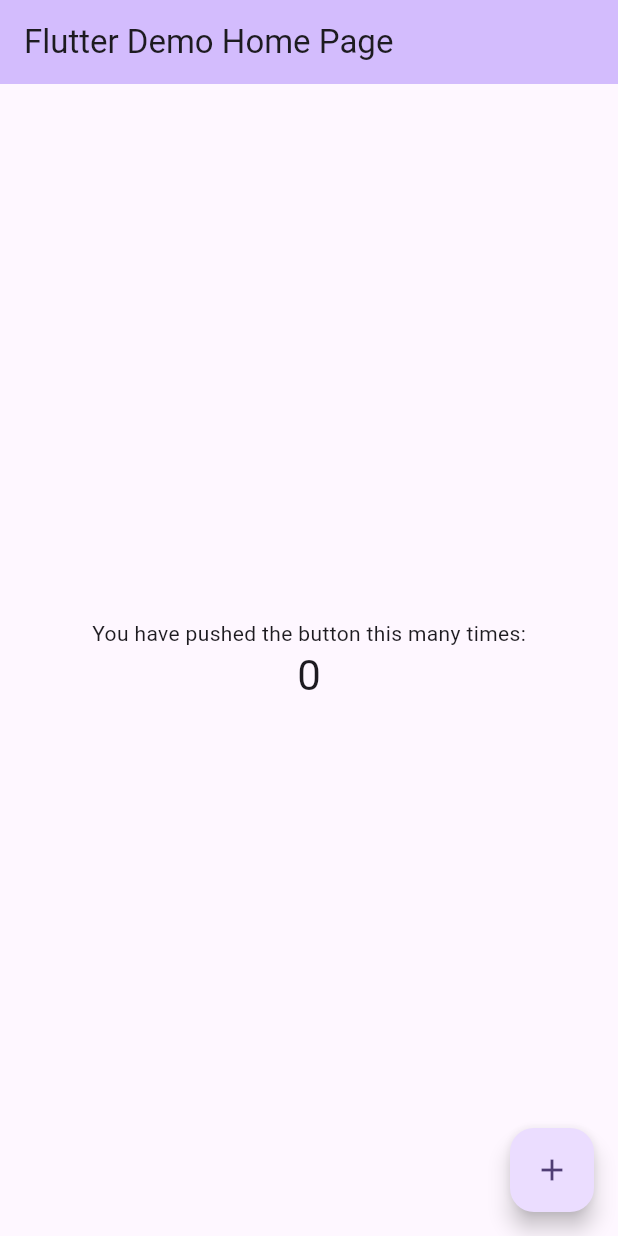
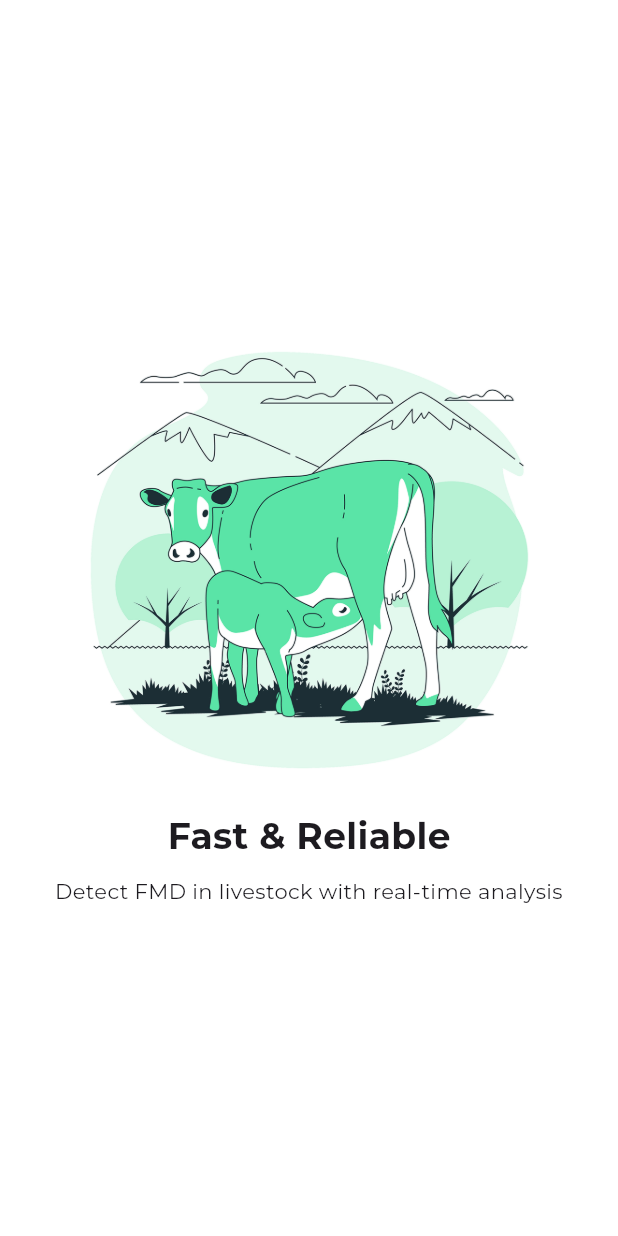
Before and after one commit to IlhamRichie/FMD-Disease-AI, a Flutter app: the screen it shows after launch, on a phone screen of 412 x 824 dp. Run offline on Flutter 3.47's test engine with Material 3 defaults, Android fonts, the phone set to English and light mode, and no system bars; our stand-ins replace animate_do, font_awesome_flutter, google_fonts.

Commit message:
SplashScreen

```diff
--- a/lib/main.dart
+++ b/lib/main.dart
@@ -1,125 +1,20 @@
 import 'package:flutter/material.dart';
+import 'package:google_fonts/google_fonts.dart';
+import 'pages/screens/splash/splash_screen1.dart';
 
 void main() {
-  runApp(const MyApp());
+  runApp(MyApp());
 }
 
 class MyApp extends StatelessWidget {
-  const MyApp({super.key});
-
-  // This widget is the root of your application.
   @override
   Widget build(BuildContext context) {
     return MaterialApp(
-      title: 'Flutter Demo',
+      debugShowCheckedModeBanner: false,
       theme: ThemeData(
-        // This is the theme of your application.
-        //
-        // TRY THIS: Try running your application with "flutter run". You'll see
-        // the application has a purple toolbar. Then, without quitting the app,
-        // try changing the seedColor in the colorScheme below to Colors.green
-        // and then invoke "hot reload" (save your changes or press the "hot
-        // reload" button in a Flutter-supported IDE, or press "r" if you used
-        // the command line to start the app).
-        //
-        // Notice that the counter didn't reset back to zero; the application
-        // state is not lost during the reload. To reset the state, use hot
-        // restart instead.
-        //
-        // This works for code too, not just values: Most code changes can be
-        // tested with just a hot reload.
-        colorScheme: ColorScheme.fromSeed(seedColor: Colors.deepPurple),
-        useMaterial3: true,
+        textTheme: GoogleFonts.montserratTextTheme(),
       ),
-      home: const MyHomePage(title: 'Flutter Demo Home Page'),
+      home: SplashScreen1(),
     );
   }
 }
-
-class MyHomePage extends StatefulWidget {
-  const MyHomePage({super.key, required this.title});
-
-  // This widget is the home page of your application. It is stateful, meaning
-  // that it has a State object (defined below) that contains fields that affect
-  // how it looks.
-
-  // This class is the configuration for the state. It holds the values (in this
-  // case the title) provided by the parent (in this case the App widget) and
-  // used by the build method of the State. Fields in a Widget subclass are
-  // always marked "final".
-
-  final String title;
-
-  @override
-  State<MyHomePage> createState() => _MyHomePageState();
-}
-
-class _MyHomePageState extends State<MyHomePage> {
-  int _counter = 0;
-
-  void _incrementCounter() {
-    setState(() {
-      // This call to setState tells the Flutter framework that something has
-      // changed in this State, which causes it to rerun the build method below
-      // so that the display can reflect the updated values. If we changed
-      // _counter without calling setState(), then the build method would not be
-      // called again, and so nothing would appear to happen.
-      _counter++;
-    });
-  }
-
-  @override
-  Widget build(BuildContext context) {
-    // This method is rerun every time setState is called, for instance as done
-    // by the _incrementCounter method above.
-    //
-    // The Flutter framework has been optimized to make rerunning build methods
-    // fast, so that you can just rebuild anything that needs updating rather
-    // than having to individually change instances of widgets.
-    return Scaffold(
-      appBar: AppBar(
-        // TRY THIS: Try changing the color here to a specific color (to
-        // Colors.amber, perhaps?) and trigger a hot reload to see the AppBar
-        // change color while the other colors stay the same.
-        backgroundColor: Theme.of(context).colorScheme.inversePrimary,
-        // Here we take the value from the MyHomePage object that was created by
-        // the App.build method, and use it to set our appbar title.
-        title: Text(widget.title),
-      ),
-      body: Center(
-        // Center is a layout widget. It takes a single child and positions it
-        // in the middle of the parent.
-        child: Column(
-          // Column is also a layout widget. It takes a list of children and
-          // arranges them vertically. By default, it sizes itself to fit its
-          // children horizontally, and tries to be as tall as its parent.
-          //
-          // Column has various properties to control how it sizes itself and
-          // how it positions its children. Here we use mainAxisAlignment to
-          // center the children vertically; the main axis here is the vertical
-          // axis because Columns are vertical (the cross axis would be
-          // horizontal).
-          //
-          // TRY THIS: Invoke "debug painting" (choose the "Toggle Debug Paint"
-          // action in the IDE, or press "p" in the console), to see the
-          // wireframe for each widget.
-          mainAxisAlignment: MainAxisAlignment.center,
-          children: <Widget>[
-            const Text(
-              'You have pushed the button this many times:',
-            ),
-            Text(
-              '$_counter',
-              style: Theme.of(context).textTheme.headlineMedium,
-            ),
-          ],
-        ),
-      ),
-      floatingActionButton: FloatingActionButton(
-        onPressed: _incrementCounter,
-        tooltip: 'Increment',
-        child: const Icon(Icons.add),
-      ), // This trailing comma makes auto-formatting nicer for build methods.
-    );
-  }
-}
--- /dev/null
+++ b/lib/pages/screens/splash/splash_screen2.dart
@@ -0,0 +1,49 @@
+import 'package:flutter/material.dart';
+import 'package:animate_do/animate_do.dart';
+import 'splash_screen1.dart';
+
+class SplashScreen2 extends StatefulWidget {
+  @override
+  _SplashScreen2State createState() => _SplashScreen2State();
+}
+
+class _SplashScreen2State extends State<SplashScreen2> {
+  @override
+  void initState() {
+    super.initState();
+    Future.delayed(Duration(seconds: 2), () {
+      Navigator.pushReplacement(
+        context,
+        MaterialPageRoute(builder: (context) => SplashScreen1()), // Loop ke 1 lagi
+      );
+    });
+  }
+
+  @override
+  Widget build(BuildContext context) {
+    return Scaffold(
+      backgroundColor: Colors.white,
+      body: Center(
+        child: FadeInLeft(
+          duration: Duration(seconds: 1),
+          child: Column(
+            mainAxisAlignment: MainAxisAlignment.center,
+            children: [
+              Image.asset('assets/8240145.png', height: 300),
+              SizedBox(height: 20),
+              Text(
+                'Fast & Reliable',
+                style: TextStyle(fontSize: 24, fontWeight: FontWeight.bold),
+              ),
+              SizedBox(height: 10),
+              Text(
+                'Detect FMD in livestock with real-time analysis',
+                textAlign: TextAlign.center,
+              ),
+            ],
+          ),
+        ),
+      ),
+    );
+  }
+}
```
Also changed, not shown: lib/pages/homepage.dart (added, +161 -0 lines), lib/pages/screens/profile_screen.dart (added, +75 -0 lines), lib/pages/screens/scan_screen.dart (added, +26 -0 lines), lib/pages/screens/splash/splash_screen1.dart (added, +49 -0 lines), lib/pages/screens/splash/splash_screen3.dart (added, +55 -0 lines), pubspec.yaml (+10 -0 lines), assets/8240145.png (added), assets/8241004.png (added), assets/fmd3.png (added), pubspec.lock, 2 other files.
